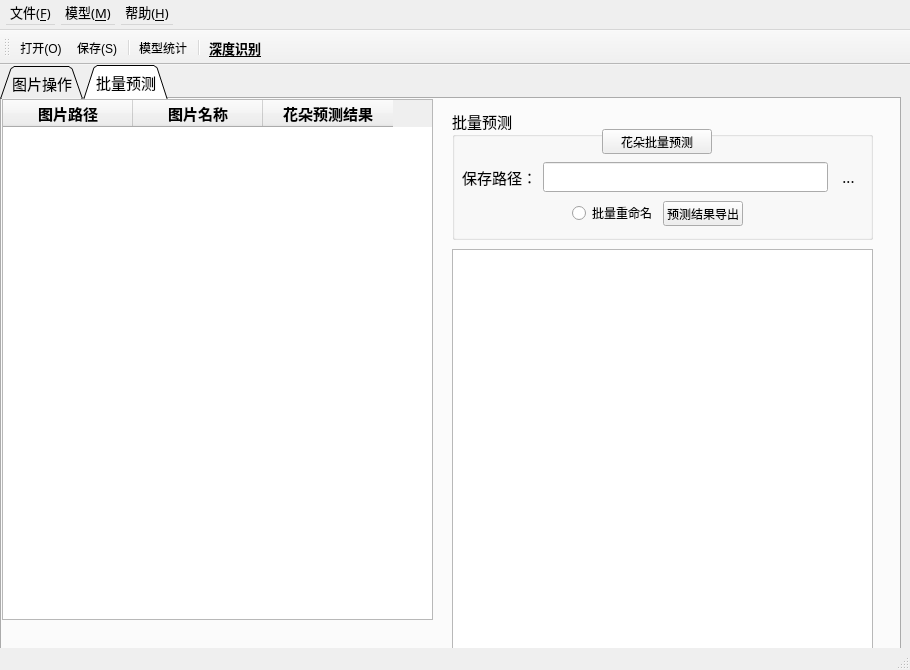
Before: the Qt Designer form MainWindowFlower.ui in Rvioleck/FlowerClassification, drawn with Qt 5.
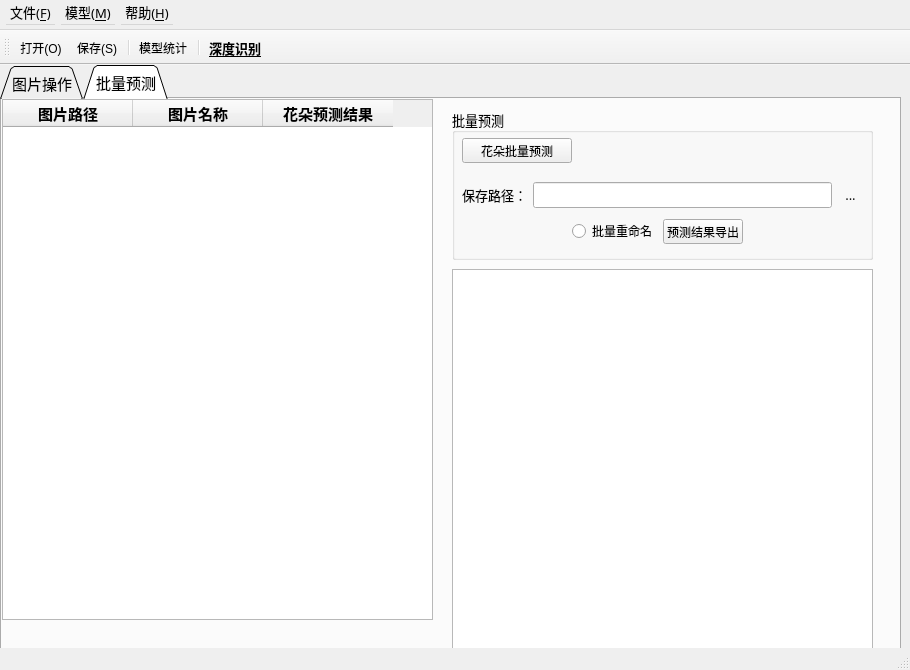
After: the same form once the commit is applied. The open tabs and pages were chosen to show the change. Icons and pictures are not drawn.

The edit to the form file:
```diff
--- a/MainWindowFlower.ui
+++ b/MainWindowFlower.ui
@@ -1013,9 +1013,16 @@
         <x>450</x>
         <y>10</y>
         <width>421</width>
-        <height>131</height>
+        <height>151</height>
        </rect>
       </property>
+      <property name="font">
+       <font>
+        <family>微软雅黑</family>
+        <pointsize>10</pointsize>
+        <bold>false</bold>
+       </font>
+      </property>
       <property name="title">
        <string>批量预测</string>
       </property>
@@ -1023,7 +1030,7 @@
        <property name="geometry">
         <rect>
          <x>10</x>
-         <y>50</y>
+         <y>68</y>
          <width>401</width>
          <height>72</height>
         </rect>
@@ -1166,8 +1173,8 @@
       <widget class="QPushButton" name="batchPredictButton">
        <property name="geometry">
         <rect>
-         <x>150</x>
-         <y>20</y>
+         <x>10</x>
+         <y>29</y>
          <width>110</width>
          <height>25</height>
         </rect>
@@ -1286,9 +1293,9 @@
       <property name="geometry">
        <rect>
         <x>450</x>
-        <y>150</y>
+        <y>170</y>
         <width>421</width>
-        <height>401</height>
+        <height>381</height>
        </rect>
       </property>
       <property name="toolTip">
```
